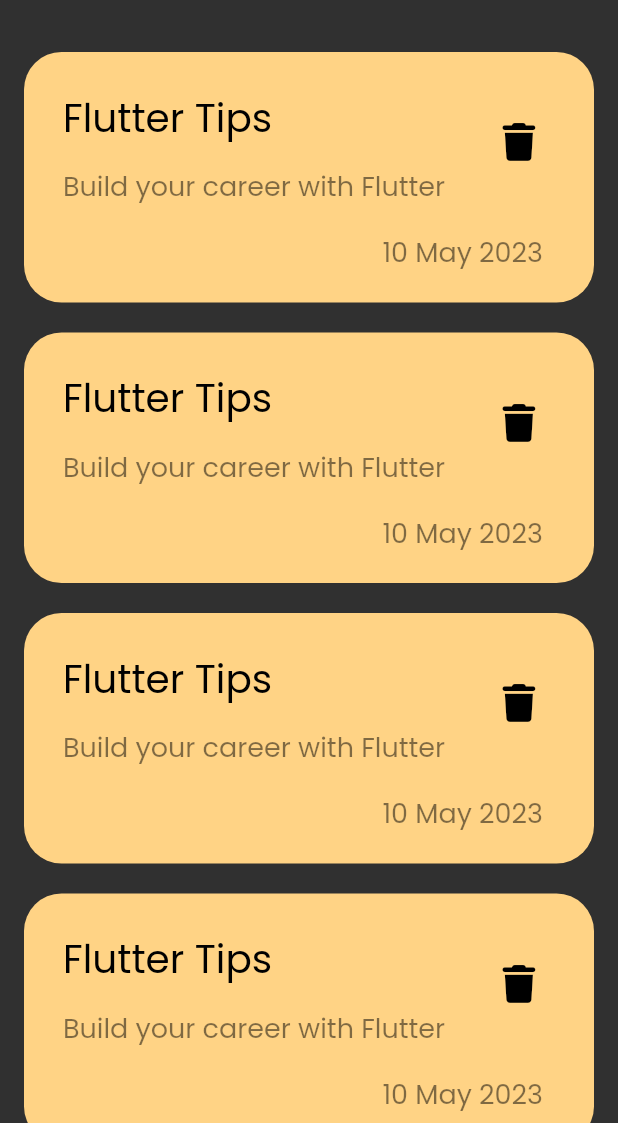
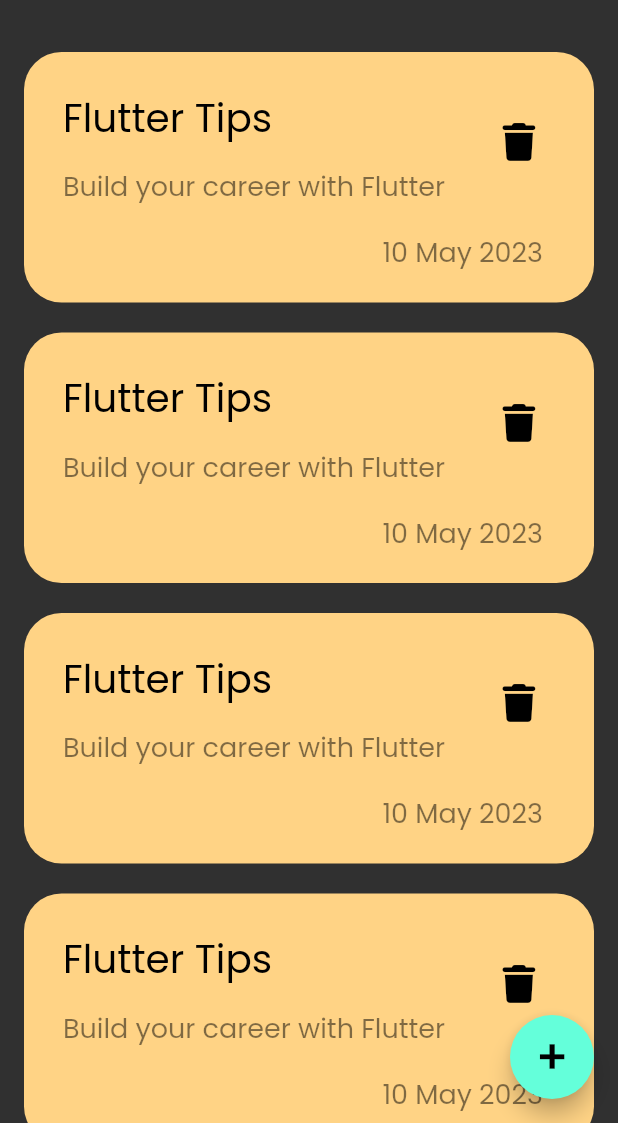
Before and after one commit to mecodeur/notes2_app, a Flutter app: the screen it shows after launch, on a phone screen of 412 x 824 dp, the part 113-1236 px from its top. Run offline on Flutter 3.47's test engine with Material 2 defaults, Android fonts, the phone set to English and light mode, and no system bars; our stand-ins replace font_awesome_flutter.

Commit message:
Add Floating action bar

```diff
--- a/lib/views/notes_wiew.dart
+++ b/lib/views/notes_wiew.dart
@@ -8,6 +8,9 @@ class NotesView extends StatelessWidget {
   @override
   Widget build(BuildContext context) {
     return Scaffold(
+      floatingActionButton: FloatingActionButton(onPressed: (){},child: Text('+', style: TextStyle(
+        fontSize: 30, fontWeight: FontWeight.bold,
+      ),),),
       body: NotesViewBody(),
     );
   }
```
